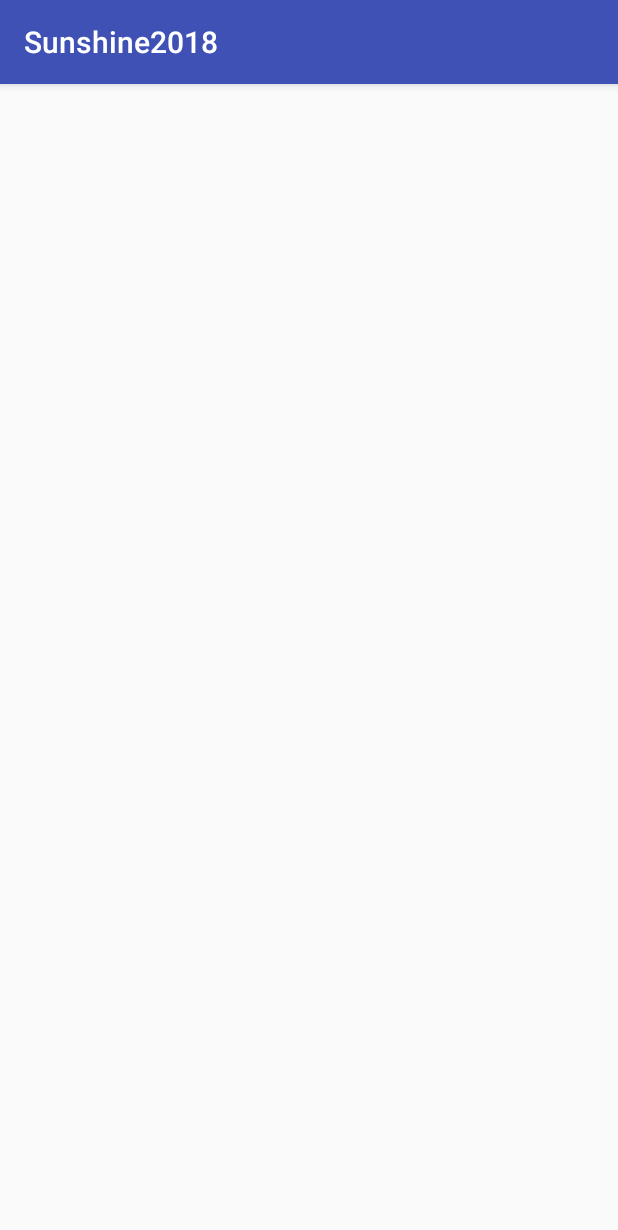
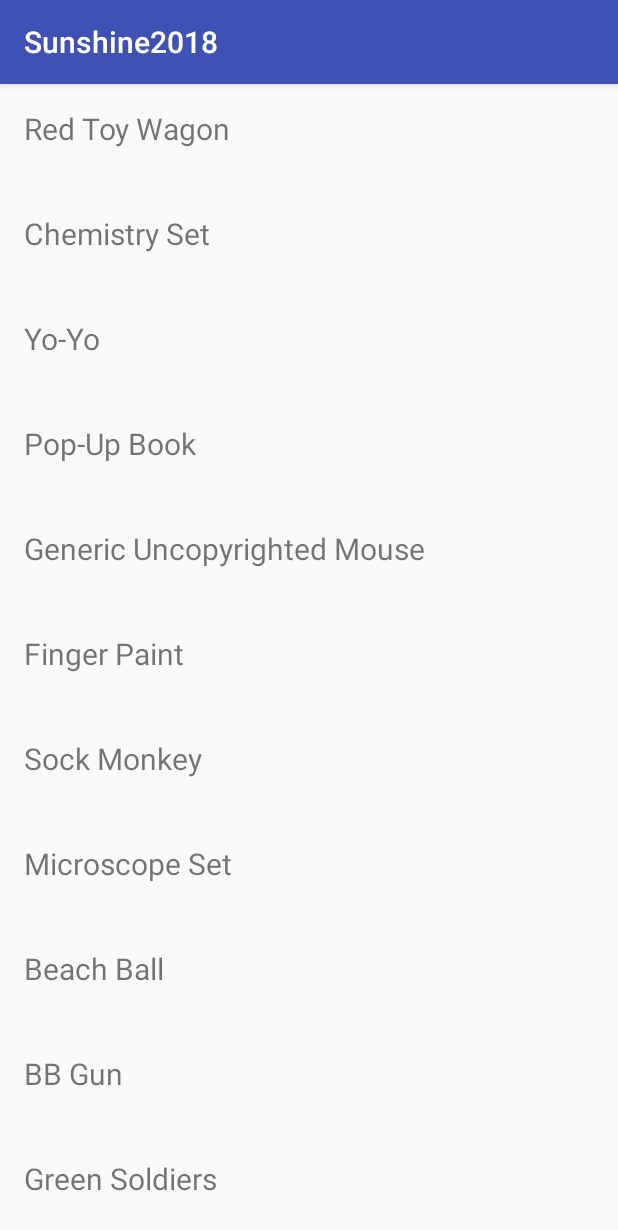
Before and after one commit to Prof-MohamedAtef/Sunshine2018_byMoAtef, an Android app: the screen it shows after launch (MainActivity), on a phone screen of 412 x 824 dp. Shown: the top 1230 px of the screen. Run offline under Robolectric (Android 15) with nearby library versions, the phone set to English and light mode, and no system bars.

Commit message:
T01.02-Solution-DisplayToyList

```diff
--- a/app/src/main/java/prof/mo/ed/sunshine2018/MainActivity.java
+++ b/app/src/main/java/prof/mo/ed/sunshine2018/MainActivity.java
@@ -17,12 +17,30 @@ package prof.mo.ed.sunshine2018;
 
 import android.os.Bundle;
 import android.support.v7.app.AppCompatActivity;
+import android.widget.TextView;
 
 public class MainActivity extends AppCompatActivity {
 
+    // TODO (1) Declare a TextView variable called mToysListTextView
+
+    TextView mToysListTextView;
     @Override
     protected void onCreate(Bundle savedInstanceState) {
         super.onCreate(savedInstanceState);
         setContentView(R.layout.activity_main);
+
+        // TODO (3) Use findViewById to get a reference to the TextView from the layout
+
+        mToysListTextView=(TextView)findViewById(R.id.tv_toy_names);
+        // TODO (4) Use the static ToyBox.getToyNames method and store the names in a String array
+
+        String [] ToyBoxes=ToyBox.getToyNames();
+
+        // TODO (5) Loop through each toy and append the name to the TextView (add \n for spacing)
+        for (String ToyBoxName : ToyBoxes){
+            mToysListTextView.append(ToyBoxName+ "\n\n\n");
+
+        }
+
     }
 }
--- a/app/src/main/java/prof/mo/ed/sunshine2018/ToyBox.java
+++ b/app/src/main/java/prof/mo/ed/sunshine2018/ToyBox.java
@@ -18,11 +18,13 @@ package prof.mo.ed.sunshine2018;
 public final class ToyBox {
 
     /**
-     * This method returns a list of popular toy names from the 20th and early 21st centuries.
+     * This method returns a list of 100 popular toy names from the 20th and early 21st centuries.
      * I don't know about you guys, but this definitely brings me back to my childhood...
      *
      * @return A list of popular toys
      */
+
+
     public static String[] getToyNames() {
         return new String[] {
                 "Red Toy Wagon",
--- a/app/src/main/res/layout/activity_main.xml
+++ b/app/src/main/res/layout/activity_main.xml
@@ -14,18 +14,14 @@
      See the License for the specific language governing permissions and
      limitations under the License.
 -->
-<!--COMPLETED (1) Change the ConstraintLayout to a FrameLayout-->
-<!--COMPLETED (6) Remove the line that declares the id, we don't need it-->
 <FrameLayout xmlns:android="http://schemas.android.com/apk/res/android"
 
     android:layout_width="match_parent"
     android:layout_height="match_parent">
 
-    <!--COMPLETED (2) Remove all attributes with the word constraint in them-->
-    <!--COMPLETED (3) Remove the default text-->
-    <!--COMPLETED (4) Give the TextView 16dp of padding-->
-    <!--COMPLETED (5) Set the text size to 20sp-->
+    <!--COMPLETED (2) Add an id to the TextView with the value @+id/tv_toy_names-->
     <TextView
+            android:id="@+id/tv_toy_names"
         android:layout_width="wrap_content"
         android:layout_height="wrap_content"
         android:padding="16dp"
```
